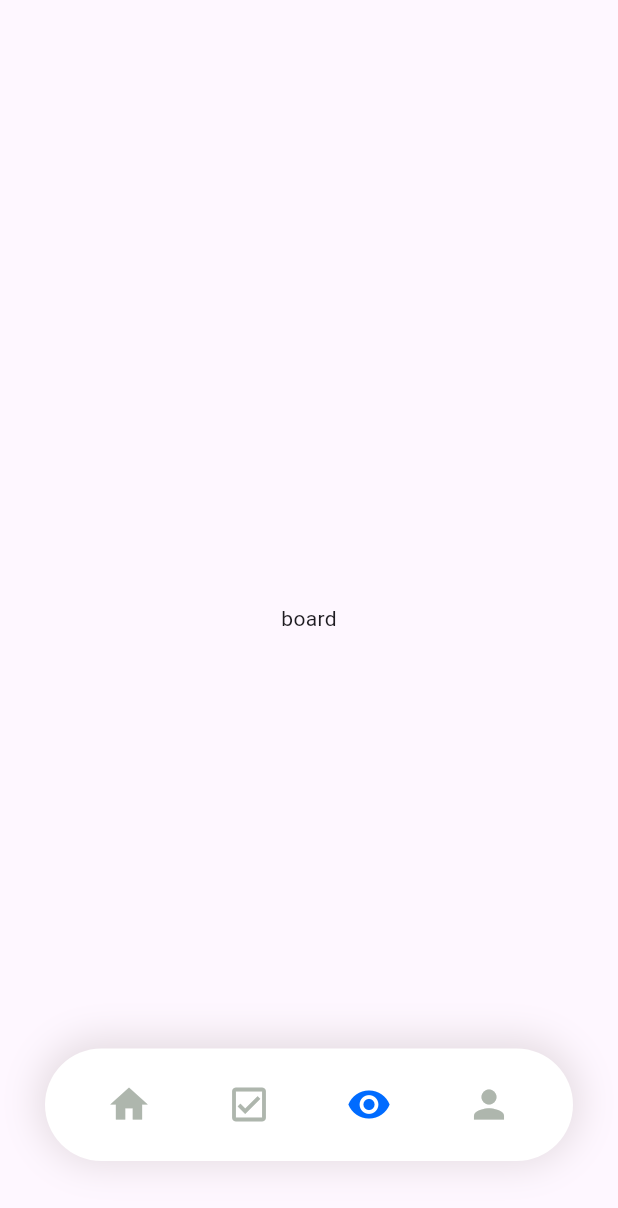
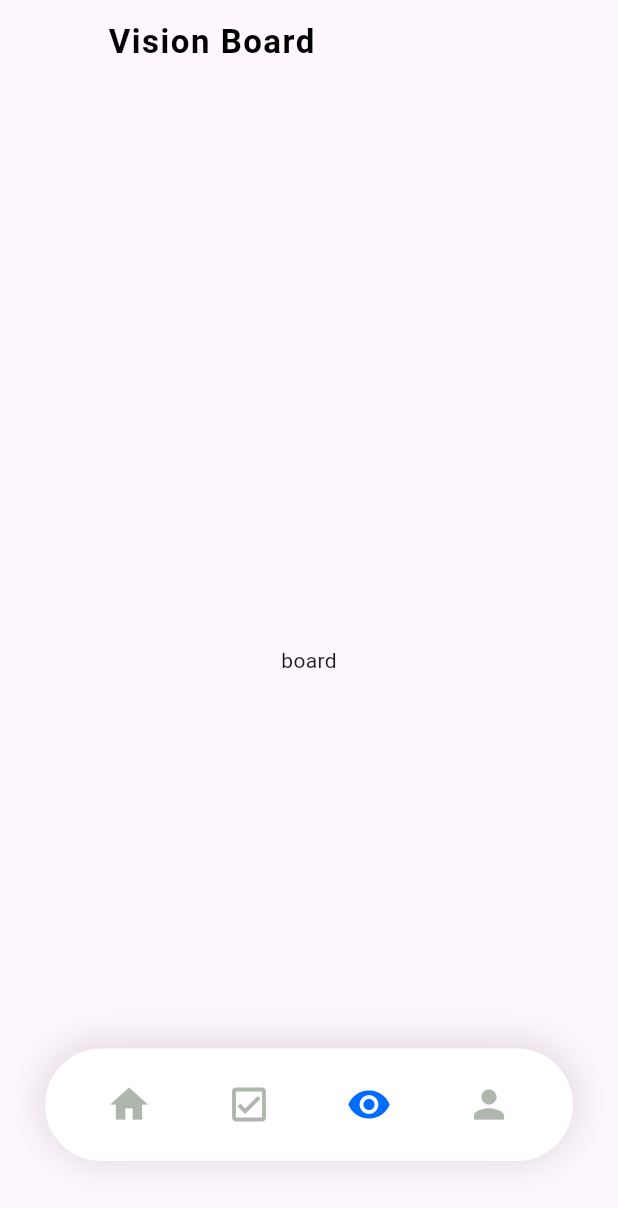
Before and after one commit to darkzelli/yearly, a Flutter app: the screen it shows after launch, swiped to page 3, on a phone screen of 412 x 824 dp. Shown: the top 1208 px of the screen. Run offline on Flutter 3.47's test engine with Material 3 defaults, Android fonts, the phone set to English and light mode, and no system bars; missing offline and left inert: dart:ffi.

Commit message:
list page update

```diff
--- a/lib/main.dart
+++ b/lib/main.dart
@@ -3,6 +3,7 @@ import 'package:yearly/pages/checklist.dart';
 import 'package:yearly/pages/board.dart';
 import 'package:yearly/pages/home.dart';
 import 'package:yearly/pages/settings.dart';
+import 'dart:ui';
 
 void main() {
   runApp(const MainApp());
@@ -10,7 +11,6 @@ void main() {
 
 class MainApp extends StatefulWidget {
   const MainApp({super.key});
-
   @override
   State<MainApp> createState() => _MainAppState();
 }
@@ -19,6 +19,22 @@ class _MainAppState extends State<MainApp> {
   final PageController _pageController = PageController(
     initialPage: 0,
   );
+  String calculateTitle(page) {
+    switch (page) {
+      case 0:
+        return 'Home';
+      case 1:
+        return 'Yearly';
+      case 2:
+        return 'Vision Board';
+      case 3:
+        return 'Account';
+      default:
+        return 'Home';
+    }
+  }
+
+  String navTitle = 'Home';
 
   int currentPageIndex = 0;
 
@@ -42,9 +58,26 @@ class _MainAppState extends State<MainApp> {
           setState(() {
             currentPageIndex = page;
           });
+          navTitle = calculateTitle(page);
         },
         children: const [Home(), Checklist(), Board(), Settings()],
       ),
+      appBar: AppBar(
+          title: Text(navTitle,
+              style: TextStyle(
+                  color: Colors.black,
+                  fontWeight: FontWeight.w600,
+                  letterSpacing: 1)),
+          backgroundColor: Colors.transparent,
+          elevation: 0,
+          leading: currentPageIndex == 1
+              ? IconButton(onPressed: () {}, icon: Icon(Icons.more_vert))
+              : Container(),
+          actions: [
+            currentPageIndex == 1
+                ? IconButton(onPressed: () {}, icon: Icon(Icons.add))
+                : Container(),
+          ]),
       extendBody: true,
       bottomNavigationBar: Padding(
           padding: const EdgeInsets.symmetric(vertical: 50, horizontal: 30),
--- a/lib/widgets/check_task.dart
+++ b/lib/widgets/check_task.dart
@@ -33,7 +33,7 @@ class _TaskState extends State<CheckTask> {
               });
             },
             child: Container(
-                height: 50,
+                height: 40,
                 width: screenWidth * 0.70,
                 decoration: BoxDecoration(
                   color: Colors.white,
@@ -65,8 +65,8 @@ class _TaskState extends State<CheckTask> {
           ),
           Spacer(),
           Container(
-              height: 50,
-              width: 50,
+              height: 40,
+              width: 40,
               decoration: BoxDecoration(
                 color: const Color.fromRGBO(0, 107, 255, 1),
                 borderRadius: BorderRadius.circular(50),
--- a/lib/widgets/task_group.dart
+++ b/lib/widgets/task_group.dart
@@ -23,6 +23,7 @@ class TaskGroup extends StatelessWidget {
               textAlign: TextAlign.left,
               style: TextStyle(
                 color: Colors.black,
+                fontWeight: FontWeight.w700,
               )),
         ),
         ...tasks,
```
Also changed, not shown: flutter_02.png (added).
